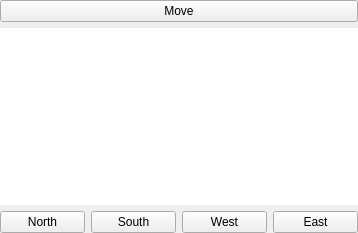
Old version of the form not1mm/data/rotator.ui in the repository mbridak/not1mm.
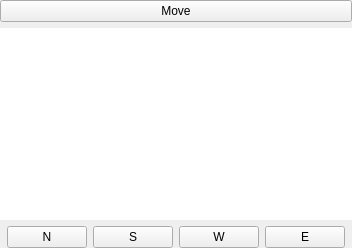
New version of the form.

Commit message: @mbridak simplify buttons for space.

```diff
--- a/not1mm/data/rotator.ui
+++ b/not1mm/data/rotator.ui
@@ -6,8 +6,8 @@
    <rect>
     <x>0</x>
     <y>0</y>
-    <width>358</width>
-    <height>233</height>
+    <width>352</width>
+    <height>248</height>
    </rect>
   </property>
   <property name="windowTitle">
@@ -59,13 +59,35 @@
     </item>
     <item>
      <layout class="QHBoxLayout" name="horizontalLayout_2">
+      <item>
+       <spacer name="horizontalSpacer">
+        <property name="orientation">
+         <enum>Qt::Orientation::Horizontal</enum>
+        </property>
+        <property name="sizeHint" stdset="0">
+         <size>
+          <width>40</width>
+          <height>20</height>
+         </size>
+        </property>
+       </spacer>
+      </item>
       <item>
        <widget class="QPushButton" name="pushButton_2">
         <property name="focusPolicy">
          <enum>Qt::FocusPolicy::NoFocus</enum>
         </property>
         <property name="text">
-         <string>North</string>
+         <string>N</string>
+        </property>
+        <property name="iconSize">
+         <size>
+          <width>16</width>
+          <height>16</height>
+         </size>
+        </property>
+        <property name="flat">
+         <bool>false</bool>
         </property>
        </widget>
       </item>
@@ -75,7 +97,7 @@
          <enum>Qt::FocusPolicy::NoFocus</enum>
         </property>
         <property name="text">
-         <string>South</string>
+         <string>S</string>
         </property>
        </widget>
       </item>
@@ -85,7 +107,7 @@
          <enum>Qt::FocusPolicy::NoFocus</enum>
         </property>
         <property name="text">
-         <string>West</string>
+         <string>W</string>
         </property>
        </widget>
       </item>
@@ -95,10 +117,23 @@
          <enum>Qt::FocusPolicy::NoFocus</enum>
         </property>
         <property name="text">
-         <string>East</string>
+         <string>E</string>
         </property>
        </widget>
       </item>
+      <item>
+       <spacer name="horizontalSpacer_2">
+        <property name="orientation">
+         <enum>Qt::Orientation::Horizontal</enum>
+        </property>
+        <property name="sizeHint" stdset="0">
+         <size>
+          <width>40</width>
+          <height>20</height>
+         </size>
+        </property>
+       </spacer>
+      </item>
      </layout>
     </item>
    </layout>
```
